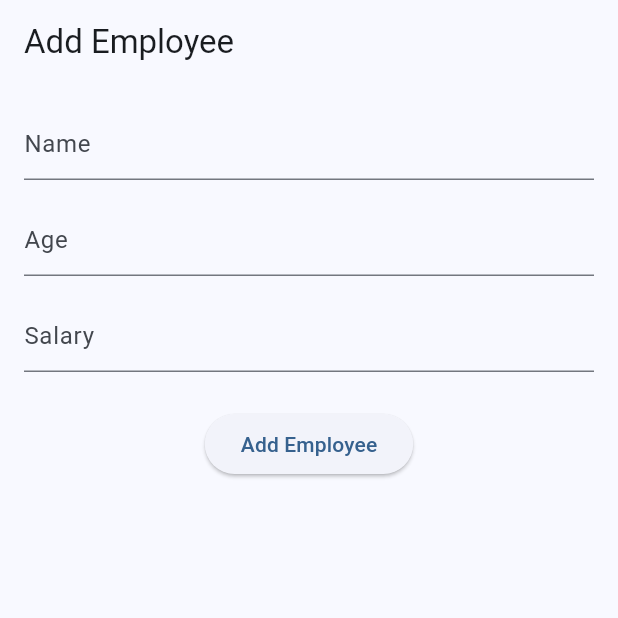
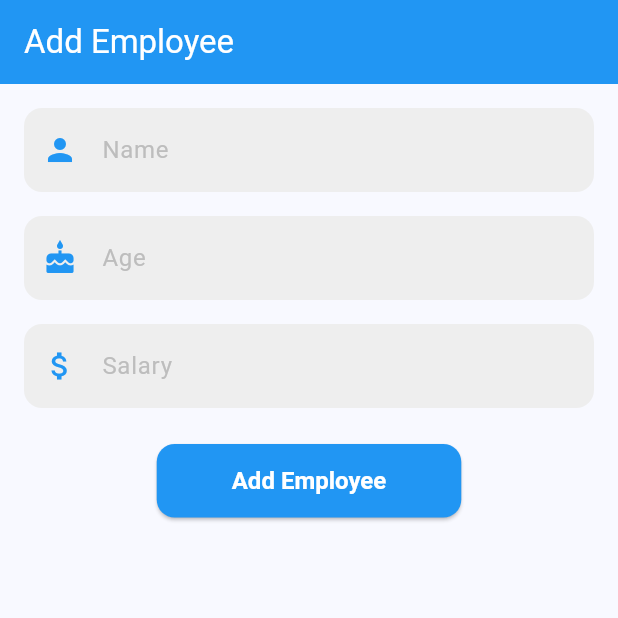
Before and after one commit to majidbhuiyan20/Flutter-Practice, a Flutter app: the AddEmployee screen opened by its route, on a phone screen of 412 x 824 dp, the top half of it. Run offline on Flutter 3.47's test engine with Material 3 defaults, Android fonts, the phone set to English and light mode, and no system bars; our stand-ins replace badges, cloud_firestore, firebase_auth, firebase_core, flutter_riverpod, fluttertoast and 2 more; accounts and stored records are empty.

Commit message:
update for ostad homework

```diff
--- a/lib/ostad_flutter/live_test/add_employe.dart
+++ b/lib/ostad_flutter/live_test/add_employe.dart
@@ -24,7 +24,15 @@ class _AddEmployeeState extends State<AddEmployee> {
   Widget build(BuildContext context) {
     return Scaffold(
       appBar: AppBar(
-        title: const Text("Add Employee"),
+        backgroundColor: Colors.blue,
+        iconTheme: const IconThemeData(
+          color: Colors.white, //change your color here
+        ),
+        elevation: 0,
+        title: const Text(
+          "Add Employee",
+          style: TextStyle(color: Colors.white),
+        ),
       ),
       body: Column(
         children: [
@@ -35,9 +43,17 @@ class _AddEmployeeState extends State<AddEmployee> {
                 child: Column(
                   children: [
                     TextFormField(
+                      style: TextStyle(color: Colors.grey[700]),
                       controller: _nameController,
-                      decoration: const InputDecoration(
+                      decoration: InputDecoration(
                         hintText: 'Name',
+                        hintStyle: TextStyle(color: Colors.grey[400]),
+                        prefixIcon: Icon(Icons.person, color: Colors.blue),
+                        filled: true,
+                        fillColor: Colors.grey[200],
+                        border: OutlineInputBorder(
+                            borderRadius: BorderRadius.circular(12.0), // Use blue color
+                            borderSide: BorderSide.none),
 
                       ),
                       validator: (value) {
@@ -49,9 +65,17 @@ class _AddEmployeeState extends State<AddEmployee> {
                     ),
                     const SizedBox(height: 16),
                     TextFormField(
+                      style: TextStyle(color: Colors.grey[700]),
                       controller: _ageController,
-                      decoration: const InputDecoration(
+                      decoration: InputDecoration(
                         hintText: 'Age',
+                        hintStyle: TextStyle(color: Colors.grey[400]),
+                        prefixIcon: Icon(Icons.cake, color: Colors.blue),
+                        filled: true,
+                        fillColor: Colors.grey[200],
+                        border: OutlineInputBorder(
+                            borderRadius: BorderRadius.circular(12.0),
+                            borderSide: BorderSide.none),
                       ),
                       keyboardType: TextInputType.number,
                       validator: (value) {
@@ -66,9 +90,17 @@ class _AddEmployeeState extends State<AddEmployee> {
                     ),
                     const SizedBox(height: 16),
                     TextFormField(
+                      style: TextStyle(color: Colors.grey[700]),
                       controller: _salaryController,
-                      decoration: const InputDecoration(
+                      decoration: InputDecoration(
                         hintText: 'Salary',
+                        hintStyle: TextStyle(color: Colors.grey[400]),
+                        prefixIcon: Icon(Icons.attach_money, color: Colors.blue),
+                        filled: true,
+                        fillColor: Colors.grey[200],
+                        border: OutlineInputBorder(
+                            borderRadius: BorderRadius.circular(12.0),
+                            borderSide: BorderSide.none),
 
                       ),
                       keyboardType: TextInputType.number,
@@ -84,6 +116,11 @@ class _AddEmployeeState extends State<AddEmployee> {
                     ),
                     const SizedBox(height: 24),
                     ElevatedButton(
+                      style: ElevatedButton.styleFrom(
+                        backgroundColor: Colors.blue,
+                        padding: const EdgeInsets.symmetric(horizontal: 50, vertical: 15),
+                        textStyle: const TextStyle(fontSize: 16, fontWeight: FontWeight.bold),
+                        shape: RoundedRectangleBorder(borderRadius: BorderRadius.circular(12.0))),
                       onPressed: () {
                         if (_formKey.currentState!.validate()) {
                           setState(() {
@@ -98,7 +135,7 @@ class _AddEmployeeState extends State<AddEmployee> {
                           });
                         }
                       },
-                      child: const Text('Add Employee'),
+                      child: const Text('Add Employee', style: TextStyle(color: Colors.white)),
                     ),
                   ],
                 )),
@@ -109,10 +146,14 @@ class _AddEmployeeState extends State<AddEmployee> {
               itemBuilder: (context, index) {
                 final employee = _employees[index];
                 return Card(
+                  elevation: 4.0,
+                  shape: RoundedRectangleBorder(borderRadius: BorderRadius.circular(10.0)),
                   margin: const EdgeInsets.symmetric(horizontal: 16, vertical: 8),
                   child: ListTile(
-                    title: Text(employee.name, style: const TextStyle(fontWeight: FontWeight.bold)),
-                    subtitle: Text('Age: ${employee.age}, Salary: \$${employee.salary.toStringAsFixed(2)}'),
+                    leading: CircleAvatar(
+                        backgroundColor: Colors.blue, child: Text(employee.name[0], style: const TextStyle(color: Colors.white))),
+                    title: Text(employee.name, style: TextStyle(fontWeight: FontWeight.bold, color: Colors.blue[700])),
+                    subtitle: Text('Age: ${employee.age}, Salary: \$${employee.salary.toStringAsFixed(2)}', style: TextStyle(color: Colors.grey[600])),
                   ),
                 );
               },
--- a/lib/router/app_routes.dart
+++ b/lib/router/app_routes.dart
@@ -7,14 +7,16 @@ import 'package:go_router/go_router.dart';
 import 'package:practice/local_notification/local_notification.dart';
 import 'package:practice/ostad_flutter/extend_the_greeting_app/gretting_app_screen.dart';
 import 'package:practice/ostad_flutter/live_test/add_employe.dart';
+import 'package:practice/ostad_flutter/ostad_home.dart';
 import 'package:practice/rest_api/api_home_page_ui.dart';
 import 'package:practice/rest_api/complex_json/complex_api.dart';
 import 'package:practice/test/test_section.dart';
 final GoRouter router = GoRouter(
   routes: [
-    //GoRoute(path: '/', builder: (context, state) => const WrapperScreen()),
-    GoRoute(path: '/', builder: (context, state) => const AddEmployee()),
-    //GoRoute(path: '/', builder: (context, state) => const GrettingAppScreen()),
+    GoRoute(path: '/', builder: (context, state) => const WrapperScreen()),
+    GoRoute(path: '/addEmployee', builder: (context, state) => const AddEmployee()),
+    GoRoute(path: '/greetingApp', builder: (context, state) => const GrettingAppScreen()),
+    GoRoute(path: '/ostadHome', builder: (context, state) => const OstadHome()),
     GoRoute(path: '/homepage', builder: (context, state) => const HomePageScreen()),
     //GoRoute(path: '/notification', builder: (context, state) => LocalNotification()),
     GoRoute(path: '/complexApi', builder: (context, state) => const ComplexApi()),
```
Also changed, not shown: lib/home_page/feature_card.dart (+7 -0 lines), lib/ostad_flutter/ostad_home.dart (added, +35 -0 lines), 1 other file.
